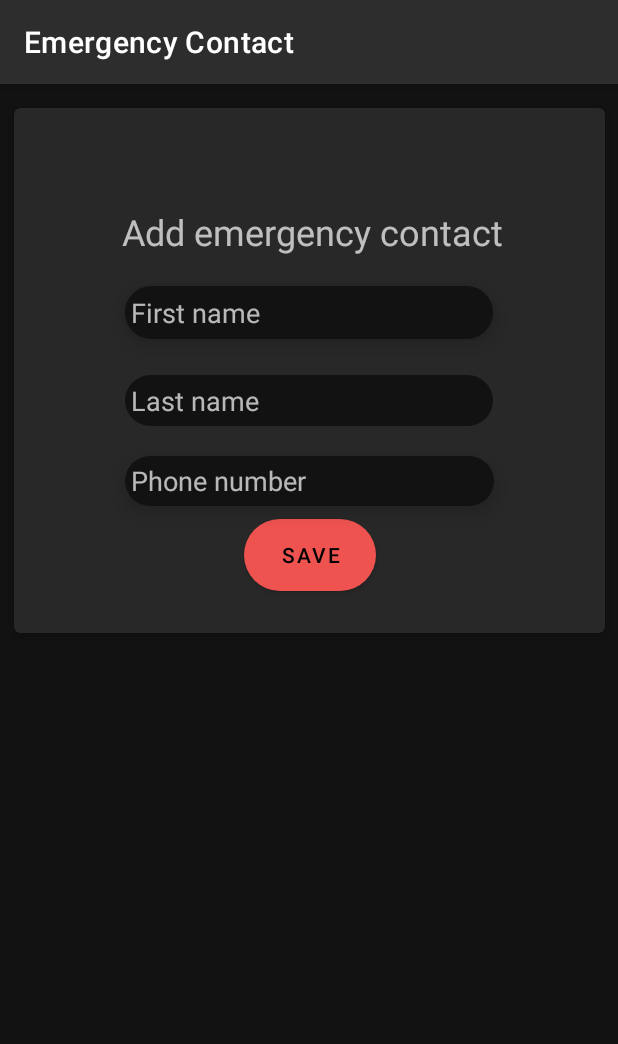
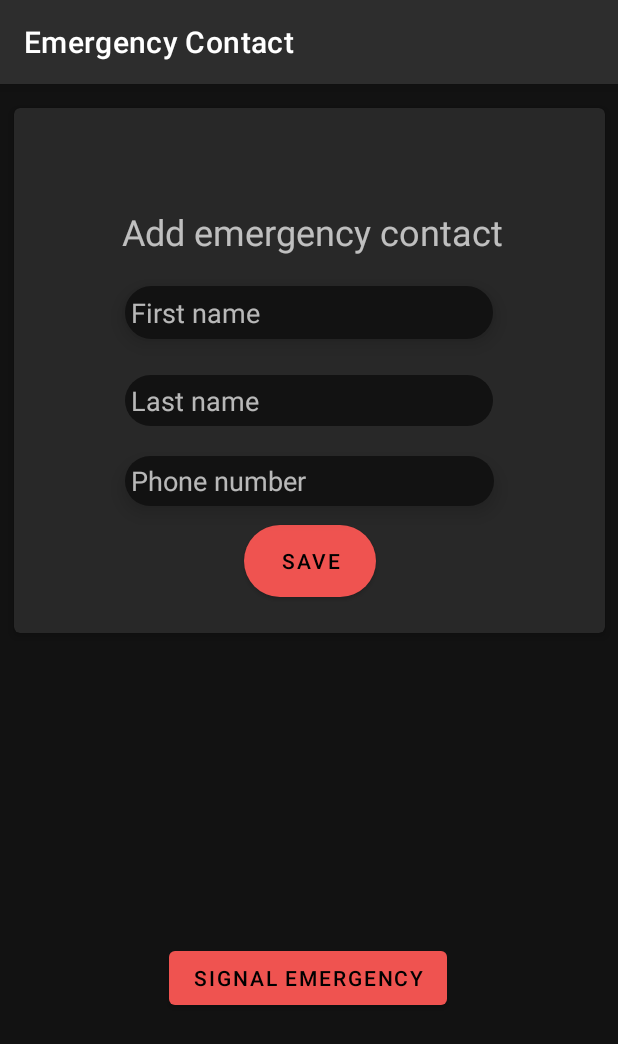
Before and after one commit to dramtech/Senior-Design, an Android app: the screen it shows after launch (activity_emergContact), after a tap on "EMERGENCY CONTACT", on a phone screen of 412 x 824 dp. Shown: the top 1044 px of the screen. Run offline under Robolectric (Android 15) with nearby library versions, the phone set to English and light mode, and no system bars.

Commit message:
Updated MApp

```diff
--- a/SafetyHelmet/app/src/main/AndroidManifest.xml
+++ b/SafetyHelmet/app/src/main/AndroidManifest.xml
@@ -29,7 +29,7 @@
     <uses-permission android:name="android.permission.ACCESS_FINE_LOCATION" />
     <uses-permission android:name="android.permission.BLUETOOTH_PRIVILEGED" />
     <uses-permission android:name="android.permission.BLUETOOTH" />
-
     <uses-permission android:name="android.permission.BLUETOOTH_ADMIN" />
+    <uses-permission android:name="android.permission.SEND_SMS" />
 
 </manifest>
--- a/SafetyHelmet/app/src/main/java/com/group3/safetyhelmet/MainActivity.java
+++ b/SafetyHelmet/app/src/main/java/com/group3/safetyhelmet/MainActivity.java
@@ -14,6 +14,7 @@ import android.os.Bundle;
 import android.util.Log;
 import android.view.View;
 import android.widget.Button;
+import android.widget.EditText;
 import android.widget.TextView;
 import android.widget.Toast;
 
@@ -23,6 +24,7 @@ public class MainActivity extends AppCompatActivity implements View.OnClickListe
 
     private Button setEmergContBtn;
     private Button setConfigBtn;
+    private EditText tempDataView;
 
     @Override
     protected void onCreate(Bundle savedInstanceState) {
--- a/SafetyHelmet/app/src/main/java/com/group3/safetyhelmet/activity_emergContact.java
+++ b/SafetyHelmet/app/src/main/java/com/group3/safetyhelmet/activity_emergContact.java
@@ -1,9 +1,12 @@
 package com.group3.safetyhelmet;
 
+import android.Manifest;
 import android.annotation.SuppressLint;
 import android.content.Context;
 import android.content.SharedPreferences;
+import android.content.pm.PackageManager;
 import android.os.Bundle;
+import android.telephony.SmsManager;
 import android.util.Log;
 import android.view.View;
 import android.widget.Button;
@@ -12,6 +15,8 @@ import android.widget.Toast;
 
 import androidx.appcompat.app.AppCompatActivity;
 import androidx.appcompat.widget.Toolbar;
+import androidx.core.app.ActivityCompat;
+import androidx.core.content.ContextCompat;
 
 public class activity_emergContact extends AppCompatActivity {
     private static final String TAG = "activityContact";
@@ -22,6 +27,13 @@ public class activity_emergContact extends AppCompatActivity {
     private Button saveBtn;
     private SharedPreferences sp;
     private Storage storage;
+
+    // Emergency Contact Test:
+    private Button emergencyBtn;
+    final int SEND_SMS_PERMISSION_REQUEST_CODE = 1;
+
+    private static String phoneNum = "9549078034";
+    private static String message = "Hello, this is a test.";
 
     @Override
     protected void onCreate(Bundle savedInstanceState) {
@@ -41,6 +53,12 @@ public class activity_emergContact extends AppCompatActivity {
         contactLastName = (EditText) findViewById(R.id.emergContLastName);
         contactPhoneNum = (EditText) findViewById(R.id.emergContNumber);
         saveBtn = (Button) findViewById(R.id.saveButton);
+
+        emergencyBtn = (Button) findViewById(R.id.signalEmerg);
+        if (!checkPermission(Manifest.permission.SEND_SMS)) {
+            ActivityCompat.requestPermissions(this, new String[] {Manifest.permission.SEND_SMS},
+                                                SEND_SMS_PERMISSION_REQUEST_CODE);
+        }
 
         saveBtn.setOnClickListener(new View.OnClickListener() {
             public void onClick(View v) {
@@ -66,7 +84,7 @@ public class activity_emergContact extends AppCompatActivity {
                 Toast toast = Toast.makeText(getApplicationContext(), R.string.toast_contact_added, Toast.LENGTH_SHORT);
                 toast.show();
 
-                // Clear form.
+                // Clear input form.
                 contactFirstName.setText("");
                 contactLastName.setText("");
                 contactPhoneNum.setText("");
@@ -76,5 +94,23 @@ public class activity_emergContact extends AppCompatActivity {
                 Log.d(TAG, storage.getValue("ContactPhoneNum1"));
             }
         });
+
+        // SMS emergency message test.
+        emergencyBtn.setOnClickListener(new View.OnClickListener() {
+            public void onClick(View v) {
+                if (checkPermission(Manifest.permission.SEND_SMS)) {
+                    Log.d(TAG, "Sending SMS...");
+                    SmsManager smsManager = SmsManager.getDefault();
+                    smsManager.sendTextMessage(phoneNum, null, message,
+                                                null, null);
+                }
+            }
+        });
     }
+
+    public boolean checkPermission(String permission) {
+        int check = ContextCompat.checkSelfPermission(this, permission);
+        return (check == PackageManager.PERMISSION_GRANTED);
+    }
+
 }
--- a/SafetyHelmet/app/src/main/res/layout/activity_emerg_contact.xml
+++ b/SafetyHelmet/app/src/main/res/layout/activity_emerg_contact.xml
@@ -92,7 +92,7 @@
                 android:id="@+id/saveButton"
                 android:layout_width="wrap_content"
                 android:layout_height="wrap_content"
-                android:layout_marginBottom="28dp"
+                android:layout_marginBottom="24dp"
                 android:background="@drawable/button_background"
                 android:text="@string/save"
                 app:layout_constraintBottom_toBottomOf="parent"
@@ -114,4 +114,15 @@
 
     </com.google.android.material.card.MaterialCardView>
 
+    <Button
+        android:id="@+id/signalEmerg"
+        android:layout_width="wrap_content"
+        android:layout_height="wrap_content"
+        android:layout_marginBottom="148dp"
+        android:text="Signal Emergency"
+        app:layout_constraintBottom_toBottomOf="parent"
+        app:layout_constraintEnd_toEndOf="parent"
+        app:layout_constraintHorizontal_bias="0.498"
+        app:layout_constraintStart_toStartOf="parent" />
+
 </androidx.constraintlayout.widget.ConstraintLayout>
```
Also changed, not shown: SafetyHelmet/app/src/main/java/com/group3/safetyhelmet/ActivityConfig.java (+40 -3 lines), SafetyHelmet/app/src/main/java/com/group3/safetyhelmet/BluetoothConnectionService.java (+8 -10 lines).
